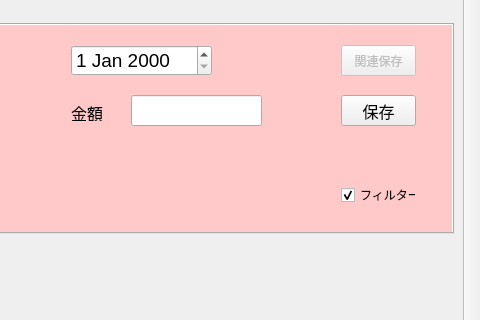
The window that mainwindow.ui (gh6141/vckakeForLinux) describes before a commit, drawn with Qt 5; both pictures show x 320 to 800 and y 186 to 506 of the 800 by 600 pixel window.
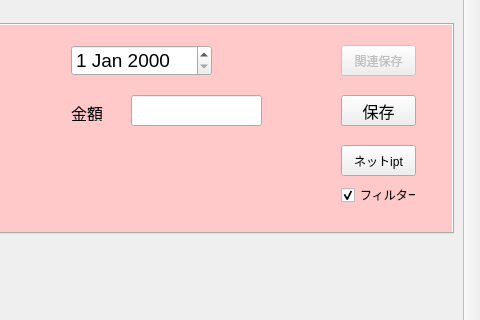
The same window after the commit.

Commit message: 'net_ipt_redOk'

What changed in the file:
```diff
--- a/mainwindow.ui
+++ b/mainwindow.ui
@@ -283,6 +283,19 @@
          <bool>true</bool>
         </property>
        </widget>
+       <widget class="QPushButton" name="pushButton_6">
+        <property name="geometry">
+         <rect>
+          <x>650</x>
+          <y>120</y>
+          <width>75</width>
+          <height>31</height>
+         </rect>
+        </property>
+        <property name="text">
+         <string>ネットipt</string>
+        </property>
+       </widget>
       </widget>
       <widget class="QWidget" name="tab">
        <property name="autoFillBackground">
```
The commit also changes 2 other files.
